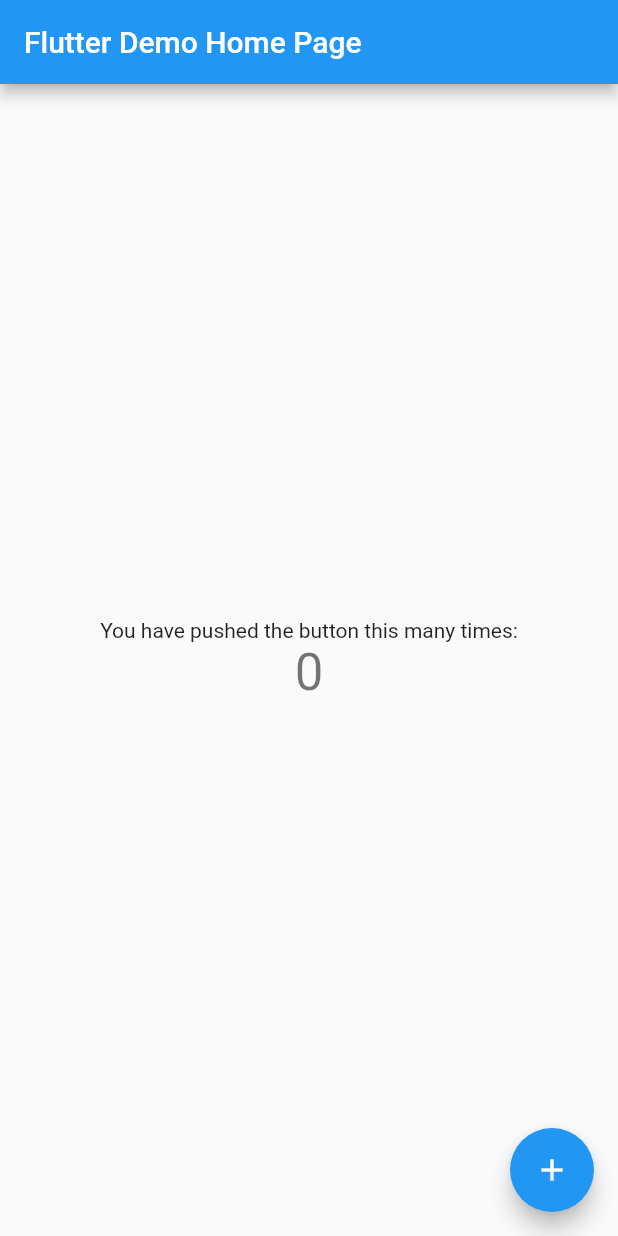
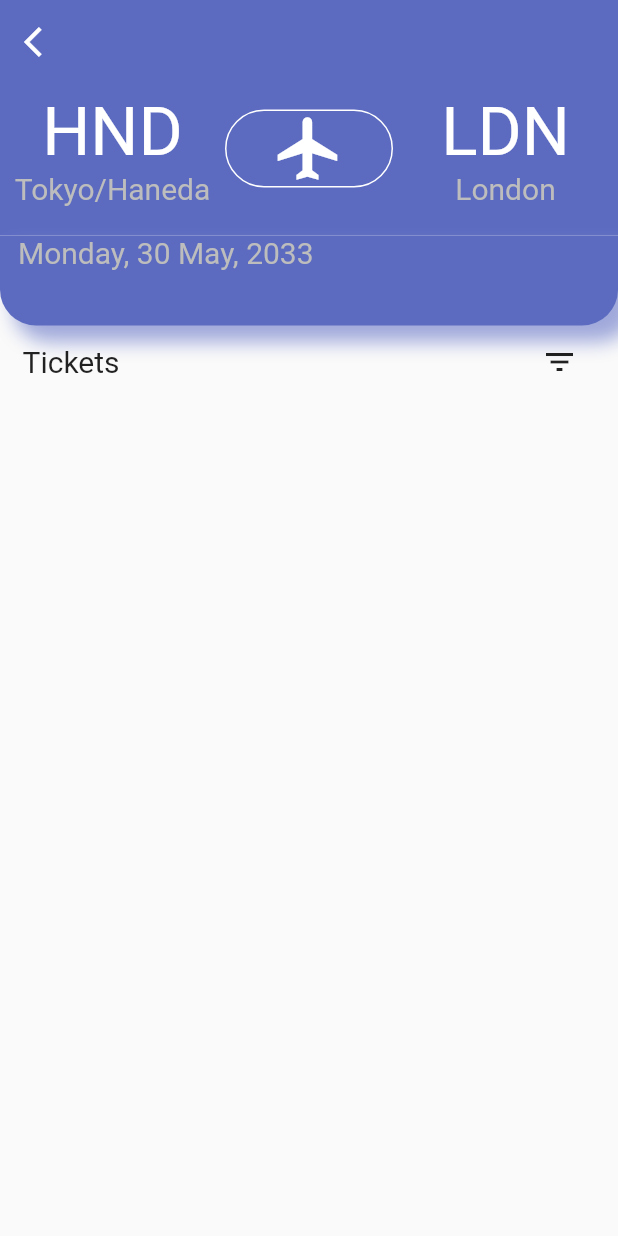
Before and after one commit to RYgithub1/faui_flight_booking, a Flutter app: the screen it shows after launch, on a phone screen of 412 x 824 dp. Run offline on Flutter 3.47's test engine with Material 2 defaults, Android fonts, the phone set to English and light mode, and no system bars.

Commit message:
add_overview&&dateCard

```diff
--- a/lib/main.dart
+++ b/lib/main.dart
@@ -1,113 +1,137 @@
 import 'package:flutter/material.dart';
+import 'ticket_list.dart';
 
-void main() {
-  runApp(MyApp());
-}
+
+void main(List<String> args) {runApp(MyApp());}
+
 
 class MyApp extends StatelessWidget {
-  // This widget is the root of your application.
   @override
   Widget build(BuildContext context) {
     return MaterialApp(
-      title: 'Flutter Demo',
-      theme: ThemeData(
-        // This is the theme of your application.
-        //
-        // Try running your application with "flutter run". You'll see the
-        // application has a blue toolbar. Then, without quitting the app, try
-        // changing the primarySwatch below to Colors.green and then invoke
-        // "hot reload" (press "r" in the console where you ran "flutter run",
-        // or simply save your changes to "hot reload" in a Flutter IDE).
-        // Notice that the counter didn't reset back to zero; the application
-        // is not restarted.
-        primarySwatch: Colors.blue,
-      ),
-      home: MyHomePage(title: 'Flutter Demo Home Page'),
+      debugShowCheckedModeBanner: false,
+      title: "Flight_Booking",
+      theme: ThemeData.light(),
+      home: HomeScreen(),
     );
   }
 }
 
-class MyHomePage extends StatefulWidget {
-  MyHomePage({Key key, this.title}) : super(key: key);
 
-  // This widget is the home page of your application. It is stateful, meaning
-  // that it has a State object (defined below) that contains fields that affect
-  // how it looks.
-
-  // This class is the configuration for the state. It holds the values (in this
-  // case the title) provided by the parent (in this case the App widget) and
-  // used by the build method of the State. Fields in a Widget subclass are
-  // always marked "final".
-
-  final String title;
-
-  @override
-  _MyHomePageState createState() => _MyHomePageState();
-}
-
-class _MyHomePageState extends State<MyHomePage> {
-  int _counter = 0;
-
-  void _incrementCounter() {
-    setState(() {
-      // This call to setState tells the Flutter framework that something has
-      // changed in this State, which causes it to rerun the build method below
-      // so that the display can reflect the updated values. If we changed
-      // _counter without calling setState(), then the build method would not be
-      // called again, and so nothing would appear to happen.
-      _counter++;
-    });
-  }
-
+class HomeScreen extends StatelessWidget {
   @override
   Widget build(BuildContext context) {
-    // This method is rerun every time setState is called, for instance as done
-    // by the _incrementCounter method above.
-    //
-    // The Flutter framework has been optimized to make rerunning build methods
-    // fast, so that you can just rebuild anything that needs updating rather
-    // than having to individually change instances of widgets.
     return Scaffold(
       appBar: AppBar(
-        // Here we take the value from the MyHomePage object that was created by
-        // the App.build method, and use it to set our appbar title.
-        title: Text(widget.title),
+        leading: IconButton(
+          icon: Icon(Icons.arrow_back_ios),
+          color: Colors.white,
+          onPressed: (){
+            Navigator.of(context).push(MaterialPageRoute( builder: (context) {
+              return PreviousScreen();
+            }));
+          },
+        ),
+        elevation: 0,
+        backgroundColor: Colors.indigo[400],
       ),
-      body: Center(
-        // Center is a layout widget. It takes a single child and positions it
-        // in the middle of the parent.
-        child: Column(
-          // Column is also a layout widget. It takes a list of children and
-          // arranges them vertically. By default, it sizes itself to fit its
-          // children horizontally, and tries to be as tall as its parent.
-          //
-          // Invoke "debug painting" (press "p" in the console, choose the
-          // "Toggle Debug Paint" action from the Flutter Inspector in Android
-          // Studio, or the "Toggle Debug Paint" command in Visual Studio Code)
-          // to see the wireframe for each widget.
-          //
-          // Column has various properties to control how it sizes itself and
-          // how it positions its children. Here we use mainAxisAlignment to
-          // center the children vertically; the main axis here is the vertical
-          // axis because Columns are vertical (the cross axis would be
-          // horizontal).
-          mainAxisAlignment: MainAxisAlignment.center,
-          children: <Widget>[
-            Text(
-              'You have pushed the button this many times:',
+      body: Column(
+        children: [
+          Container(
+            padding: EdgeInsets.only(top:5.0, bottom:20.0),
+            color: Colors.indigo[400],
+            child: Row(
+              children: [
+                Container(
+                  width: 150.0,
+                  child: Column(
+                    children: [
+                      Text("HND", style:TextStyle(fontSize:45.0, color: Colors.white)),
+                      Text("Tokyo/Haneda", style:TextStyle(fontSize:20.0, color: Colors.grey[400])),
+                    ],
+                  ),
+                ),
+                Expanded(child: Container(
+                  decoration: BoxDecoration(
+                    border: Border.all(color: Colors.white),
+                    borderRadius: BorderRadius.circular(44),
+                  ),
+                  child: Icon(Icons.flight, size: 50.0, color: Colors.white),
+                )),
+                Container(
+                  width: 150.0,
+                  child: Column(
+                    children: [
+                      Text("LDN", style:TextStyle(fontSize:45.0, color: Colors.white)),
+                      Text("London", style:TextStyle(fontSize:20.0, color: Colors.grey[400])),
+                    ],),
+                ),
+              ],
             ),
-            Text(
-              '$_counter',
-              style: Theme.of(context).textTheme.headline4,
+          ),
+          Container(
+            alignment: Alignment.topLeft,
+            padding: EdgeInsets.only(left: 12.0),
+            width: double.infinity,
+            height: 60.0,
+            child: Text(
+              "Monday, 30 May, 2033",
+              style:TextStyle(fontSize:20.0, color: Colors.grey[400]),
             ),
-          ],
-        ),
+            decoration: BoxDecoration(
+              borderRadius: BorderRadius.only(
+                bottomRight: Radius.circular(24),
+                bottomLeft: Radius.circular(24),
+              ),
+              color: Colors.indigo[400],
+              boxShadow: [BoxShadow(
+                color: Colors.indigo[200],
+                spreadRadius: 1.0,
+                blurRadius: 10.0,
+                offset: Offset(10, 10),
+              ),],
+            ),
+          ),
+          Row(
+            mainAxisAlignment: MainAxisAlignment.spaceBetween,
+            children: [
+              Padding(
+                padding: const EdgeInsets.only(left:15.0),
+                child: Text(
+                  "Tickets",
+                  style: TextStyle(fontSize:20.0),
+                ),
+              ),
+              Padding(
+                padding: const EdgeInsets.only(right:15.0),
+                child: IconButton(
+                  icon: Icon(Icons.filter_list),
+                  onPressed: (){
+                    Navigator.of(context).push(MaterialPageRoute( builder: (context) {
+                      return PreviousScreen();
+                    }));
+                  },
+                ),
+              ),
+            ],
+          ),
+          TicketList(),
+        ],
       ),
-      floatingActionButton: FloatingActionButton(
-        onPressed: _incrementCounter,
-        tooltip: 'Increment',
-        child: Icon(Icons.add),
-      ), // This trailing comma makes auto-formatting nicer for build methods.
     );
   }
 }
+
+
+
+class PreviousScreen extends StatelessWidget{
+  @override
+  Widget build(BuildContext context) {
+    return FlatButton(
+      onPressed: (){
+        Navigator.of(context).pop();
+      },
+      child: Text("back to Previous Screen")
+    );
+  }
+}
--- /dev/null
+++ b/lib/ticket_list.dart
@@ -0,0 +1,10 @@
+import 'package:flutter/material.dart';
+
+class TicketList extends StatelessWidget {
+  @override
+  Widget build(BuildContext context) {
+    return Container(
+
+    );
+  }
+}
```
Also changed, not shown: pubspec.yaml (+3 -56 lines), 1 other file.
